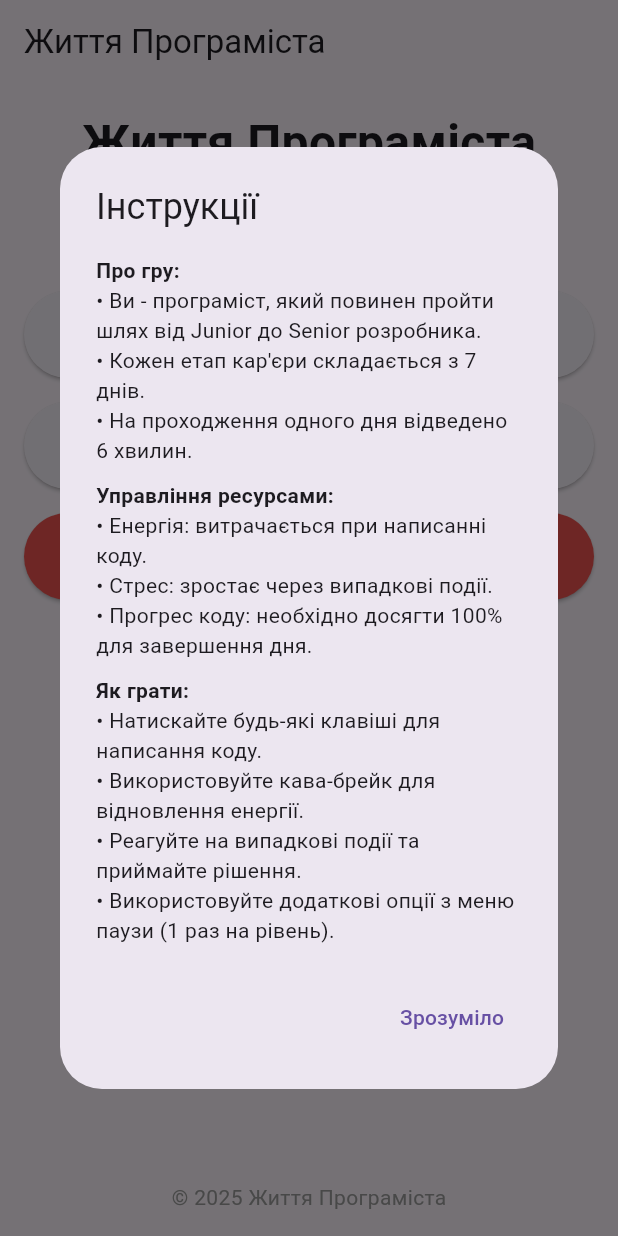
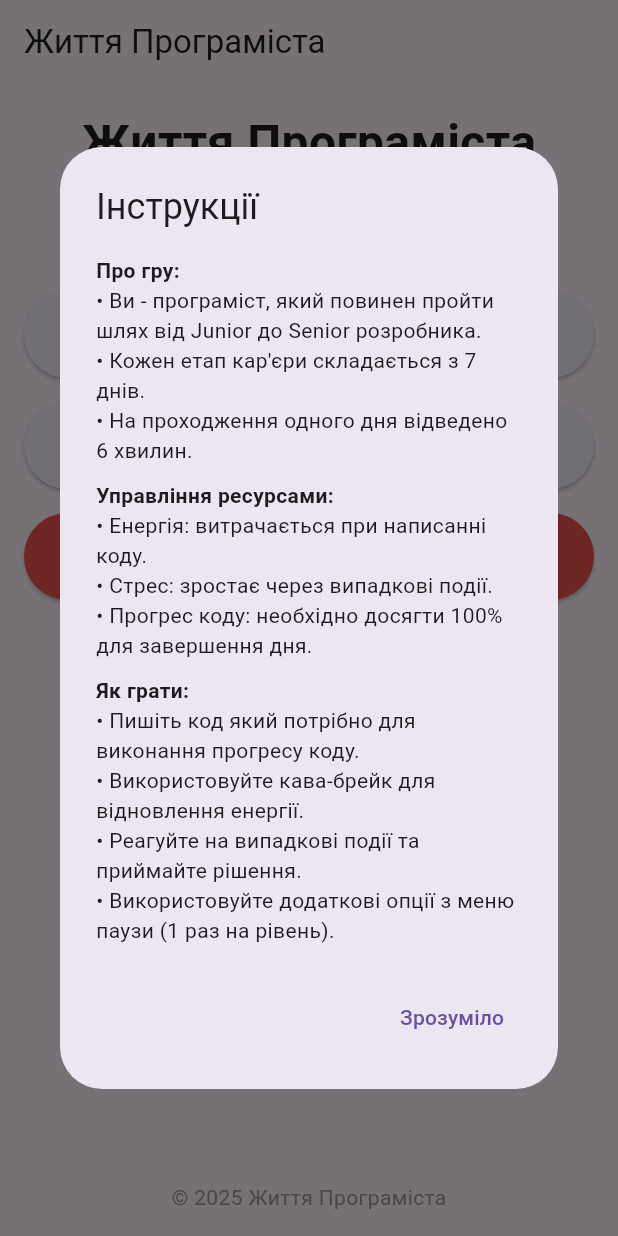
Before and after one commit to TexnoViktor/diploma, a Flutter app: the MainMenuScreen screen opened by its route, after a tap on "Інструкції", on a phone screen of 412 x 824 dp. Run offline on Flutter 3.47's test engine with Material 3 defaults, Android fonts, the phone set to English and light mode, and no system bars; our stand-ins replace shared_preferences; accounts and stored records are empty.

Commit message:
updated description

```diff
--- a/programmer_life/lib/screens/main_menu_screen.dart
+++ b/programmer_life/lib/screens/main_menu_screen.dart
@@ -110,7 +110,7 @@ class MainMenuScreen extends StatelessWidget {
               Text('• Прогрес коду: необхідно досягти 100% для завершення дня.'),
               SizedBox(height: 10),
               Text('Як грати:', style: TextStyle(fontWeight: FontWeight.bold)),
-              Text('• Натискайте будь-які клавіші для написання коду.'),
+              Text('• Пишіть код який потрібно для виконання прогресу коду.'),
               Text('• Використовуйте кава-брейк для відновлення енергії.'),
               Text('• Реагуйте на випадкові події та приймайте рішення.'),
               Text('• Використовуйте додаткові опції з меню паузи (1 раз на рівень).'),
```
